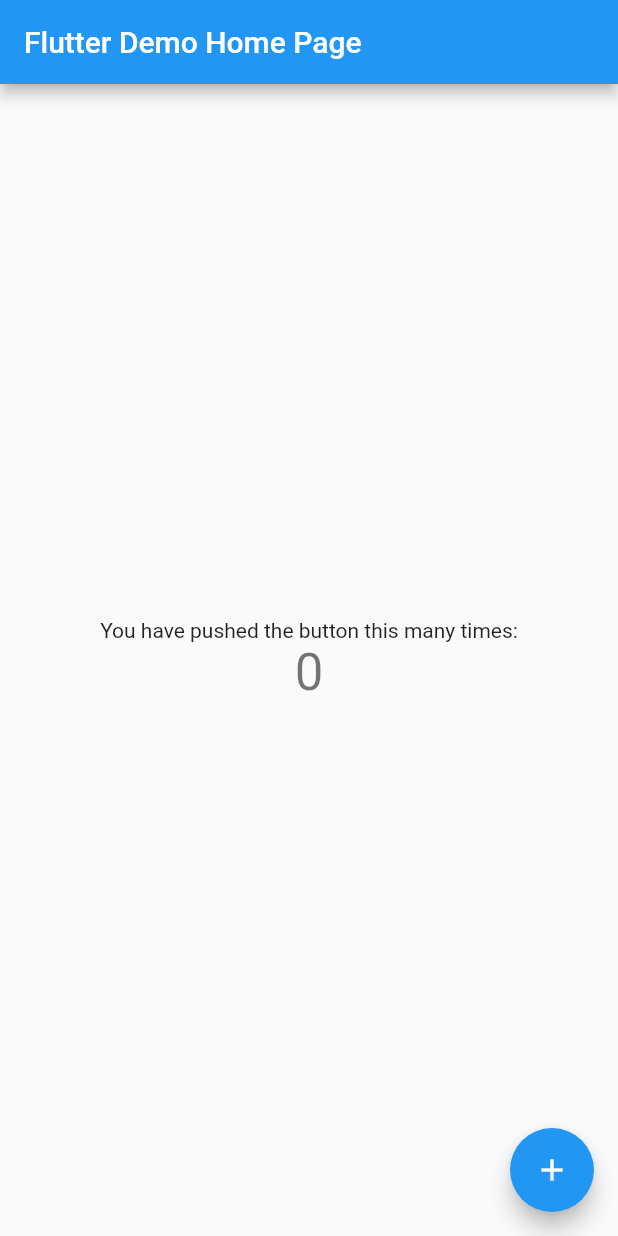
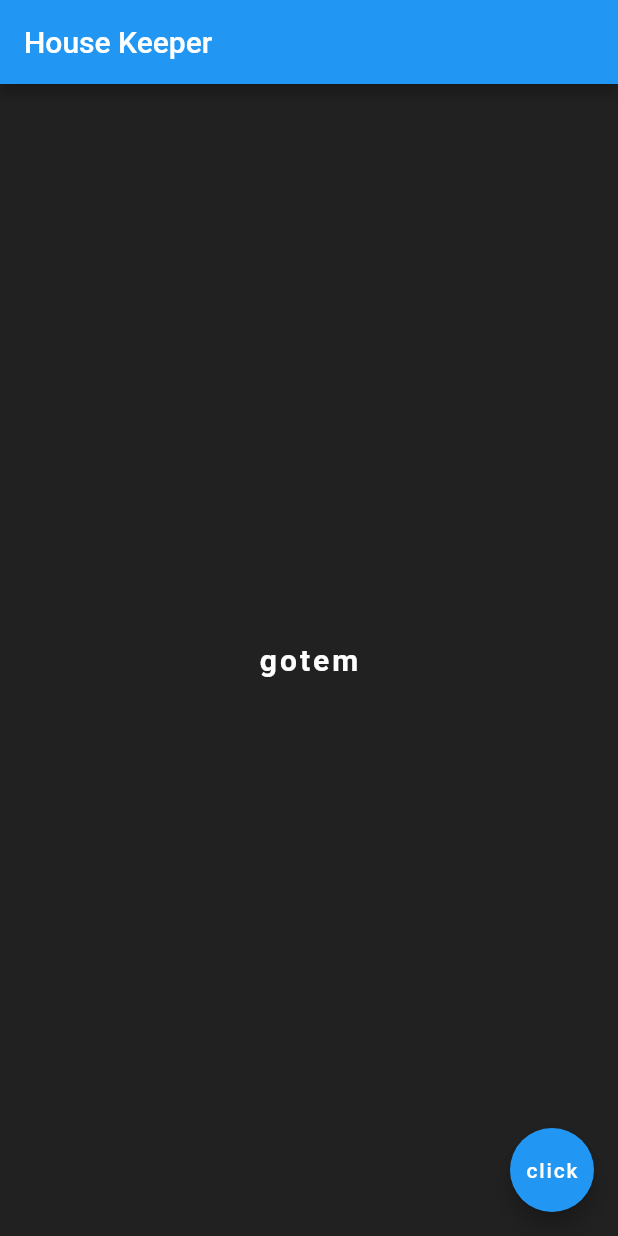
Before and after one commit to dedeco99/houseKeeper, a Flutter app: the screen it shows after launch, on a phone screen of 412 x 824 dp. Run offline on Flutter 3.47's test engine with Material 2 defaults, Android fonts, the light colour scheme and no system bars.

Commit message:
Removed unnecessary code

```diff
--- a/lib/main.dart
+++ b/lib/main.dart
@@ -1,113 +1,34 @@
 import 'package:flutter/material.dart';
 
 void main() {
-  runApp(MyApp());
+  runApp(MaterialApp(
+    home: App(),
+  ));
 }
 
-class MyApp extends StatelessWidget {
-  // This widget is the root of your application.
+class App extends StatelessWidget {
   @override
   Widget build(BuildContext context) {
-    return MaterialApp(
-      title: 'Flutter Demo',
-      theme: ThemeData(
-        // This is the theme of your application.
-        //
-        // Try running your application with "flutter run". You'll see the
-        // application has a blue toolbar. Then, without quitting the app, try
-        // changing the primarySwatch below to Colors.green and then invoke
-        // "hot reload" (press "r" in the console where you ran "flutter run",
-        // or simply save your changes to "hot reload" in a Flutter IDE).
-        // Notice that the counter didn't reset back to zero; the application
-        // is not restarted.
-        primarySwatch: Colors.blue,
+    return Scaffold(
+      backgroundColor: Colors.grey[900],
+      appBar: AppBar(
+        title: Text("House Keeper"),
       ),
-      home: MyHomePage(title: 'Flutter Demo Home Page'),
+      body: Center(
+        child: Text(
+          "gotem",
+          style: TextStyle(
+            fontSize: 20,
+            fontWeight: FontWeight.bold,
+            letterSpacing: 2,
+            color: Colors.white,
+          ),
+        ),
+      ),
+      floatingActionButton: FloatingActionButton(
+        onPressed: () {},
+        child: Text("click"),
+      ),
     );
   }
 }
-
-class MyHomePage extends StatefulWidget {
-  MyHomePage({Key key, this.title}) : super(key: key);
-
-  // This widget is the home page of your application. It is stateful, meaning
-  // that it has a State object (defined below) that contains fields that affect
-  // how it looks.
-
-  // This class is the configuration for the state. It holds the values (in this
-  // case the title) provided by the parent (in this case the App widget) and
-  // used by the build method of the State. Fields in a Widget subclass are
-  // always marked "final".
-
-  final String title;
-
-  @override
-  _MyHomePageState createState() => _MyHomePageState();
-}
-
-class _MyHomePageState extends State<MyHomePage> {
-  int _counter = 0;
-
-  void _incrementCounter() {
-    setState(() {
-      // This call to setState tells the Flutter framework that something has
-      // changed in this State, which causes it to rerun the build method below
-      // so that the display can reflect the updated values. If we changed
-      // _counter without calling setState(), then the build method would not be
-      // called again, and so nothing would appear to happen.
-      _counter++;
-    });
-  }
-
-  @override
-  Widget build(BuildContext context) {
-    // This method is rerun every time setState is called, for instance as done
-    // by the _incrementCounter method above.
-    //
-    // The Flutter framework has been optimized to make rerunning build methods
-    // fast, so that you can just rebuild anything that needs updating rather
-    // than having to individually change instances of widgets.
-    return Scaffold(
-      appBar: AppBar(
-        // Here we take the value from the MyHomePage object that was created by
-        // the App.build method, and use it to set our appbar title.
-        title: Text(widget.title),
-      ),
-      body: Center(
-        // Center is a layout widget. It takes a single child and positions it
-        // in the middle of the parent.
-        child: Column(
-          // Column is also a layout widget. It takes a list of children and
-          // arranges them vertically. By default, it sizes itself to fit its
-          // children horizontally, and tries to be as tall as its parent.
-          //
-          // Invoke "debug painting" (press "p" in the console, choose the
-          // "Toggle Debug Paint" action from the Flutter Inspector in Android
-          // Studio, or the "Toggle Debug Paint" command in Visual Studio Code)
-          // to see the wireframe for each widget.
-          //
-          // Column has various properties to control how it sizes itself and
-          // how it positions its children. Here we use mainAxisAlignment to
-          // center the children vertically; the main axis here is the vertical
-          // axis because Columns are vertical (the cross axis would be
-          // horizontal).
-          mainAxisAlignment: MainAxisAlignment.center,
-          children: <Widget>[
-            Text(
-              'You have pushed the button this many times:',
-            ),
-            Text(
-              '$_counter',
-              style: Theme.of(context).textTheme.headline4,
-            ),
-          ],
-        ),
-      ),
-      floatingActionButton: FloatingActionButton(
-        onPressed: _incrementCounter,
-        tooltip: 'Increment',
-        child: Icon(Icons.add),
-      ), // This trailing comma makes auto-formatting nicer for build methods.
-    );
-  }
-}
```
